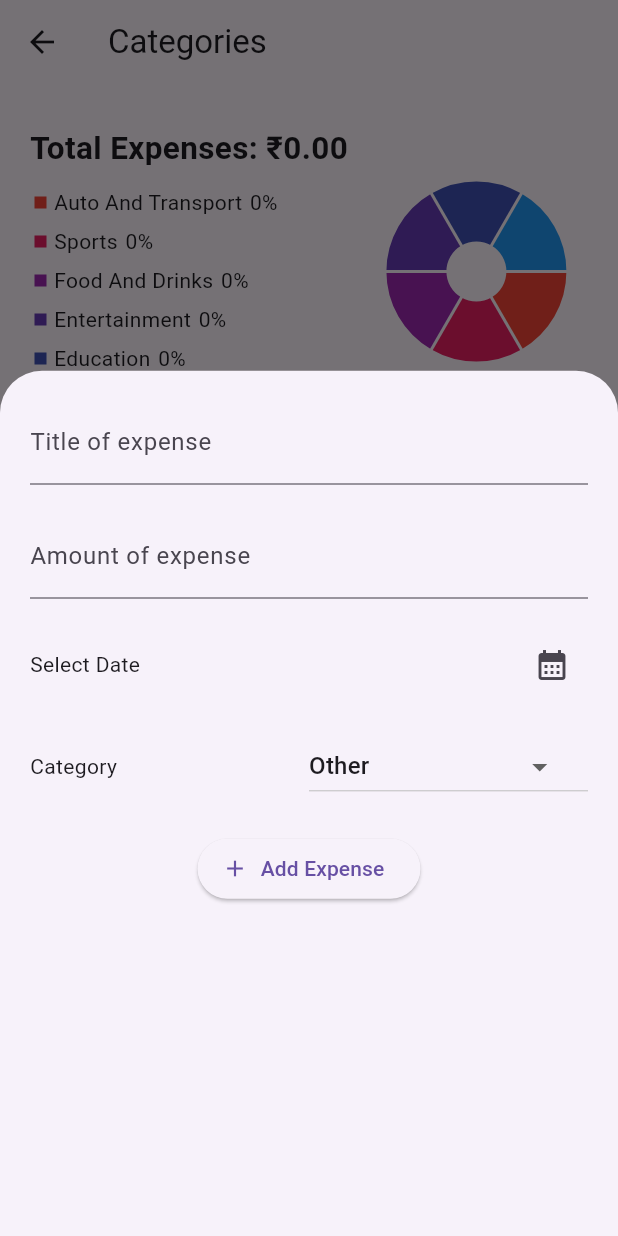
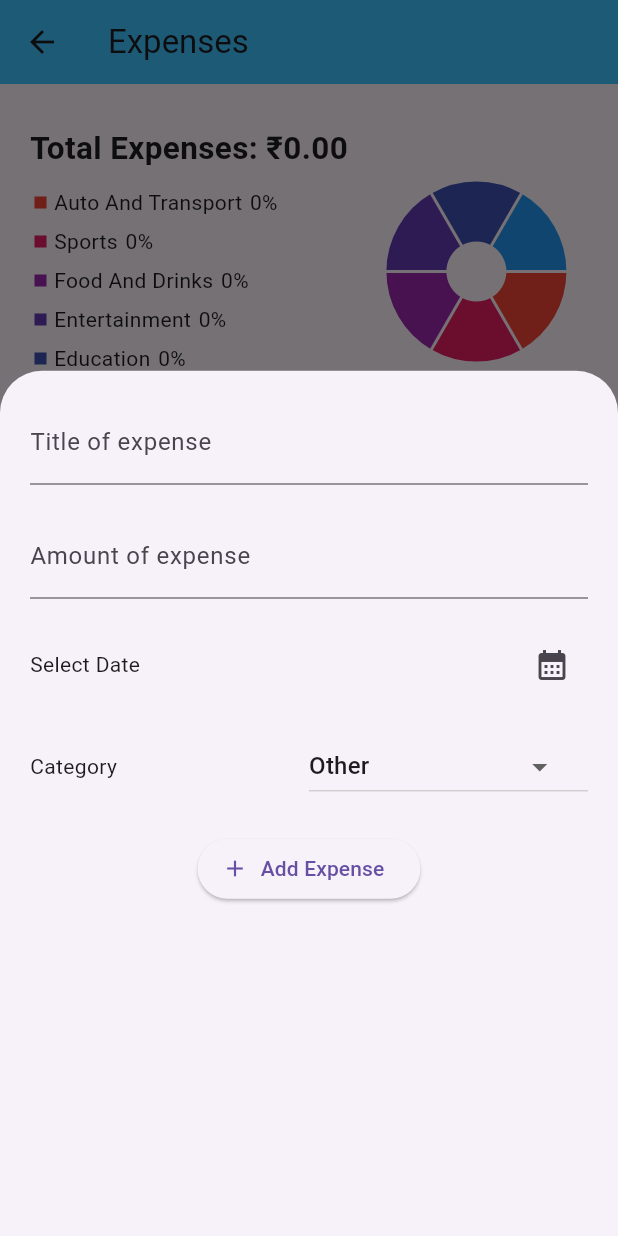
Before and after one commit to TabbyMichael/kuza, a Flutter app: the CategoryScreen screen opened directly, after a tap on the "add" icon, on a phone screen of 412 x 824 dp. Run offline on Flutter 3.47's test engine with Material 3 defaults, Android fonts, the phone set to English and light mode, and no system bars; drawn by our look-alikes of fl_chart; our stand-ins replace firebase_auth, firebase_core, google_fonts, sqflite; missing offline and left inert: flutter_barcode_scanner; accounts and stored records are empty.

Commit message:
Expense Section : Appbar and a name change

```diff
--- a/lib/business/Expenses/all_expenses_screen/all_expenses_fetcher.dart
+++ b/lib/business/Expenses/all_expenses_screen/all_expenses_fetcher.dart
@@ -34,10 +34,10 @@ class _AllExpensesFetcherState extends State<AllExpensesFetcher> {
           if (snapshot.hasError) {
             return Center(child: Text(snapshot.error.toString()));
           } else {
-            return Padding(
-              padding: const EdgeInsets.symmetric(horizontal: 20.0),
+            return const Padding(
+              padding: EdgeInsets.symmetric(horizontal: 20.0),
               child: Column(
-                children: const [
+                children: [
                   ExpenseSearch(),
                   Expanded(child: AllExpensesList()),
                 ],
--- a/lib/business/Expenses/screens/category_screen.dart
+++ b/lib/business/Expenses/screens/category_screen.dart
@@ -3,13 +3,16 @@ import '../widgets/category_screen/category_fetcher.dart';
 import '../widgets/expense_form.dart';
 
 class CategoryScreen extends StatelessWidget {
-  const CategoryScreen({super.key});
+  const CategoryScreen({Key? key}) : super(key: key);
+
   static const name = '/category_screen'; // for routes
+
   @override
   Widget build(BuildContext context) {
     return Scaffold(
       appBar: AppBar(
-        title: const Text('Categories'),
+        title: const Text('Expenses'),
+        backgroundColor: Colors.lightBlueAccent, // Set the background color
       ),
       body: const CategoryFetcher(),
       floatingActionButton: FloatingActionButton(
--- a/lib/business/Expenses/widgets/category_screen/category_fetcher.dart
+++ b/lib/business/Expenses/widgets/category_screen/category_fetcher.dart
@@ -15,16 +15,22 @@ class CategoryFetcher extends StatefulWidget {
 class _CategoryFetcherState extends State<CategoryFetcher> {
   late Future _categoryList;
 
-  Future _getCategoryList() async {
-    final provider = Provider.of<DatabaseProvider>(context, listen: false);
-    return await provider.fetchCategories();
-  }
+  // Future _getCategoryList() async {
+  //   final provider = Provider.of<DatabaseProvider>(context, listen: false);
+  //   return await provider.fetchCategories();
+  // }
 
   @override
   void initState() {
     super.initState();
     // fetch the list and set it to _categoryList
     _categoryList = _getCategoryList();
+  }
+
+  Future _getCategoryList() async {
+    final provider =
+        context.read<DatabaseProvider>(); // Access provider using context.read
+    return await provider.fetchCategories();
   }
 
   @override
```
